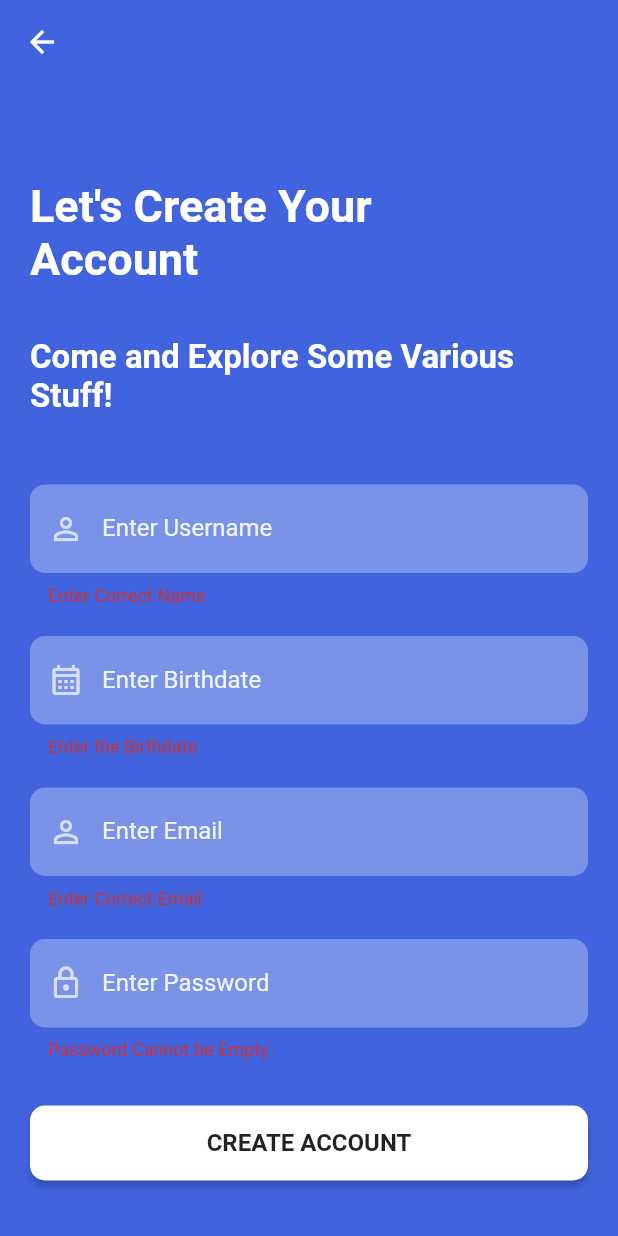
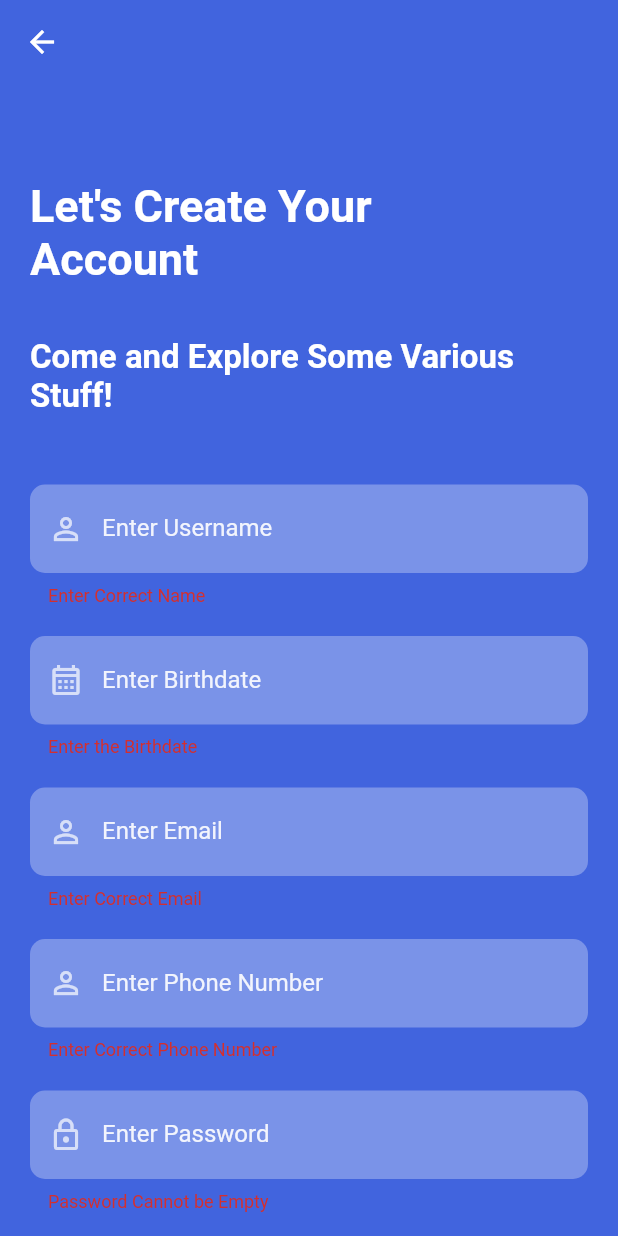
Before and after one commit to zy-vy/Sporent1, a Flutter app: the SignUpScreenFinal screen opened directly, after a tap on "CREATE ACCOUNT", on a phone screen of 412 x 824 dp. Run offline on Flutter 3.47's test engine with Material 2 defaults, Android fonts, the light colour scheme and no system bars; our stand-ins replace cloud_firestore, firebase_auth, firebase_core, get; missing offline and left inert: email_auth; accounts and stored records are empty; network calls fail.

Commit message:
Update All Register + OTP

```diff
--- /dev/null
+++ b/lib/authentication/models/user_model.dart
@@ -0,0 +1,23 @@
+class userModel {
+  final String? id;
+  final String name;
+  final String birthdate;
+  final String email;
+  final String phonenumber;
+
+  const userModel(
+      {this.id,
+      required this.name,
+      required this.birthdate,
+      required this.email,
+      required this.phonenumber});
+
+  toJSON() {
+    return {
+      "name": name,
+      "birthdate": birthdate,
+      "email": email,
+      "phone_number": phonenumber,
+    };
+  }
+}
--- a/lib/main.dart
+++ b/lib/main.dart
@@ -1,6 +1,7 @@
 import 'package:firebase_core/firebase_core.dart';
 import 'package:flutter/material.dart';
 import 'package:sporent/screens/signin_screen.dart';
+import 'package:email_auth/email_auth.dart';
 
 void main() async {
   WidgetsFlutterBinding.ensureInitialized();
--- a/lib/screens/signin_screen.dart
+++ b/lib/screens/signin_screen.dart
@@ -4,6 +4,7 @@ import 'package:firebase_auth/firebase_auth.dart';
 import 'package:flutter/material.dart';
 import 'package:sporent/reusable_widgets/reusable_widget.dart';
 import 'package:sporent/screens/homepage.dart';
+import 'package:sporent/screens/otp.dart';
 import 'package:sporent/screens/signup_final.dart';
 import 'package:sporent/screens/signup_screen.dart';
 import 'package:sporent/utils/colors.dart';
--- a/lib/screens/signup_final.dart
+++ b/lib/screens/signup_final.dart
@@ -1,12 +1,21 @@
+import 'package:cloud_firestore/cloud_firestore.dart';
 import 'package:firebase_auth/firebase_auth.dart';
 import 'package:flutter/material.dart';
 import 'package:intl/intl.dart';
+import 'package:sporent/authentication/models/user_model.dart';
+import 'package:sporent/repository/user_repository.dart';
+import 'package:sporent/screens/otp.dart';
+import 'package:email_auth/email_auth.dart';
+import 'package:get/get.dart';
 
 import '../utils/colors.dart';
 import 'homepage.dart';
 
 class SignUpScreenFinal extends StatefulWidget {
   const SignUpScreenFinal({super.key});
+
+  static String verify = "";
+  static String email = "";
 
   @override
   State<SignUpScreenFinal> createState() => _SignUpScreenFinalState();
@@ -19,6 +28,8 @@ class _SignUpScreenFinalState extends State<SignUpScreenFinal> {
   TextEditingController _emailTextController = TextEditingController();
   TextEditingController _userNameTextController = TextEditingController();
   TextEditingController _birthDateTextController = TextEditingController();
+  TextEditingController _phoneNumberTextController = TextEditingController();
+  final userRepo = Get.put(UserRepository());
 
   @override
   Widget build(BuildContext context) {
@@ -200,6 +211,51 @@ class _SignUpScreenFinalState extends State<SignUpScreenFinal> {
                             height: 20,
                           ),
                           TextFormField(
+                            controller: _phoneNumberTextController,
+                            obscureText: false,
+                            enableSuggestions: !false,
+                            autocorrect: !false,
+                            cursorColor: Colors.white,
+                            style:
+                                TextStyle(color: Colors.white.withOpacity(0.9)),
+                            decoration: InputDecoration(
+                              prefixIcon: const Icon(
+                                Icons.person_outline,
+                                color: Colors.white70,
+                              ),
+                              labelText: "Enter Phone Number",
+                              labelStyle: TextStyle(
+                                  color: Colors.white.withOpacity(0.9)),
+                              filled: true,
+                              floatingLabelBehavior:
+                                  FloatingLabelBehavior.never,
+                              fillColor: Colors.white.withOpacity(0.3),
+                              border: OutlineInputBorder(
+                                  borderRadius: BorderRadius.circular(10.0),
+                                  borderSide: const BorderSide(
+                                      width: 0, style: BorderStyle.none)),
+                            ),
+                            keyboardType: false
+                                ? TextInputType.visiblePassword
+                                : TextInputType.phone,
+                            validator: (value) {
+                              if (value!.isEmpty ||
+                                  !RegExp(r'^(\+62|62|0)8[1-9][0-9]{6,9}$')
+                                      .hasMatch(value!)) {
+                                return "Enter Correct Phone Number";
+                              }
+                              // ignore: unrelated_type_equality_checks
+                              if (checkIfEmailInUse(value) == true) {
+                                return 'Email is Already Taken';
+                              } else {
+                                return null;
+                              }
+                            },
+                          ),
+                          const SizedBox(
+                            height: 20,
+                          ),
+                          TextFormField(
                             controller: _passwordTextController,
                             obscureText: true,
                             enableSuggestions: !true,
@@ -249,6 +305,9 @@ class _SignUpScreenFinalState extends State<SignUpScreenFinal> {
                                 borderRadius: BorderRadius.circular(90)),
                             child: ElevatedButton(
                               onPressed: () {
+                                // phoneAuthentication(
+                                //     _phoneNumberTextController.value.text);
+                                String checking = " ";
                                 if (formKey.currentState!.validate()) {
                                   FirebaseAuth.instance
                                       .createUserWithEmailAndPassword(
@@ -256,20 +315,34 @@ class _SignUpScreenFinalState extends State<SignUpScreenFinal> {
                                           password:
                                               _passwordTextController.text)
                                       .then((value) {
-                                    print("Created New Account");
+                                    final user = userModel(
+                                        name: _userNameTextController.text,
+                                        birthdate:
+                                            _birthDateTextController.text,
+                                        email: _emailTextController.text,
+                                        phonenumber:
+                                            _phoneNumberTextController.text);
+                                    createUser(user);
+                                    phoneAuthentication(
+                                        _phoneNumberTextController.value.text);
+
                                     Navigator.push(
                                         context,
                                         MaterialPageRoute(
-                                            builder: (context) =>
-                                                HomeScreen()));
+                                            builder: (context) => OTP(
+                                                _phoneNumberTextController
+                                                    .value.text)));
                                   }).onError((error, stackTrace) {
                                     if (error.toString().contains("email")) {
                                       _showAlertDialog("Email Already In Use");
+                                      checking = "error";
                                     }
                                     if (error.toString().contains("Password")) {
                                       _showAlertDialog(
                                           "Password minimum 6 Character");
+                                      checking = "error";
                                     }
+                                    print(checking);
                                     print("Error ${error.toString()}");
                                   });
                                 }
@@ -341,4 +414,30 @@ class _SignUpScreenFinalState extends State<SignUpScreenFinal> {
       },
     );
   }
+
+  Future<void> createUser(userModel user) async {
+    await userRepo.createUser(user);
+  }
+
+// '0.0001'.replaceFirst(RegExp(r'0'), ''); // '.0001'
+  void phoneAuthentication(String phoneNumber1) async {
+    if (phoneNumber1[0] == "0") {
+      phoneNumber1 = phoneNumber1.replaceFirst(RegExp(r'0'), '+62');
+    }
+    if (phoneNumber1[0] == "6" && phoneNumber1[1] == "2") {
+      phoneNumber1 = phoneNumber1.replaceFirst(RegExp(r'62'), '+62');
+    } else {
+      phoneNumber1 = phoneNumber1;
+    }
+    await FirebaseAuth.instance.verifyPhoneNumber(
+      phoneNumber: phoneNumber1,
+      verificationCompleted: (PhoneAuthCredential credential) async {},
+      verificationFailed: (FirebaseAuthException e) {},
+      codeSent: (String verificationId, int? resendToken) {
+        SignUpScreenFinal.verify = verificationId;
+        Navigator.pushNamed(context, "otp");
+      },
+      codeAutoRetrievalTimeout: (String verificationId) {},
+    );
+  }
 }
--- a/pubspec.yaml
+++ b/pubspec.yaml
@@ -40,6 +40,9 @@ dependencies:
   firebase_auth: ^4.1.1
   cloud_firestore: ^4.0.4
   intl: ^0.17.0
+  email_auth: ^1.0.0
+  firebase_storage: ^11.0.7
+  get: ^4.6.5
 
 dev_dependencies:
   flutter_test:
```
Also changed, not shown: lib/repository/user_repository.dart (added, +29 -0 lines), lib/screens/otp.dart (added, +214 -0 lines), pubspec.lock, 1 other file.
